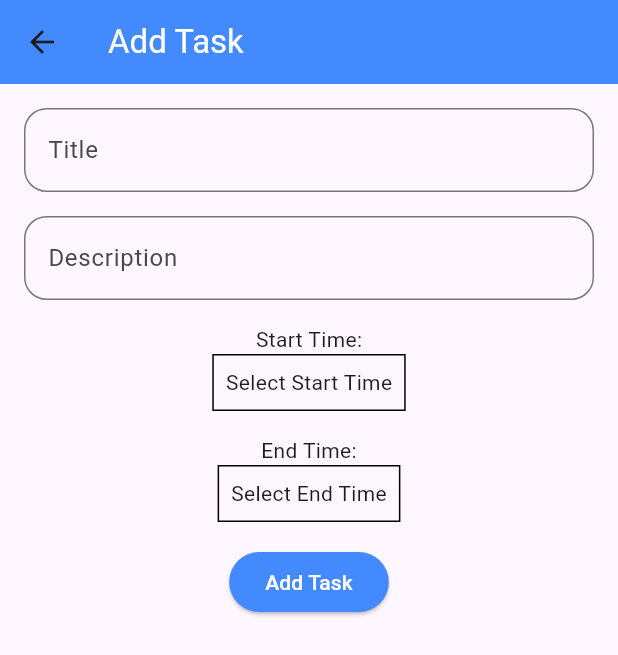
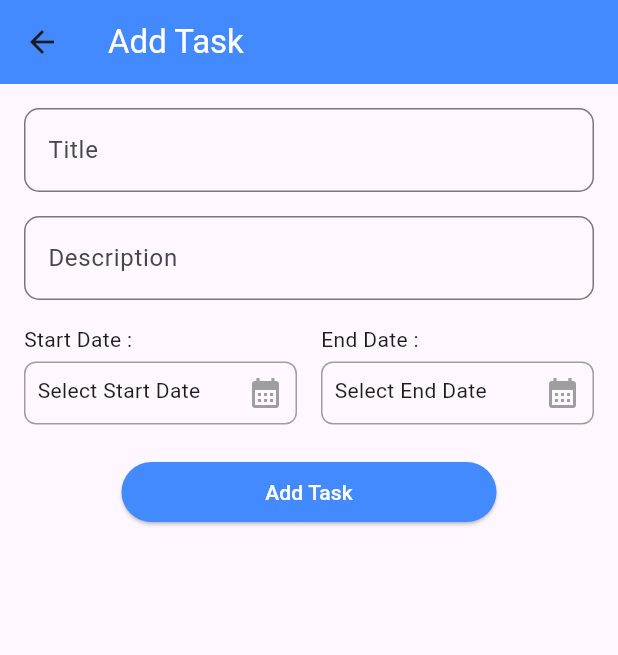
Before and after one commit to roydebasish/daily_tasks, a Flutter app: the AddTaskScreen screen opened directly, on a phone screen of 412 x 824 dp. Shown: the top 655 px of the screen. Run offline on Flutter 3.47's test engine with Material 3 defaults, Android fonts, the phone set to English and light mode, and no system bars; our stand-ins replace sqflite; accounts and stored records are empty.

Commit message:
startDate and endDate picker ui modified

```diff
--- a/lib/screens/add_tasks_screen.dart
+++ b/lib/screens/add_tasks_screen.dart
@@ -34,7 +34,7 @@ class _AddTaskScreenState extends State<AddTaskScreen> {
               controller: _titleController,
               decoration:  InputDecoration(labelText: 'Title',
                   border: OutlineInputBorder(
-                  borderRadius: BorderRadius.circular(15),
+                  borderRadius: BorderRadius.circular(10),
         ),
       ),
             ),
@@ -43,12 +43,19 @@ class _AddTaskScreenState extends State<AddTaskScreen> {
               controller: _descriptionController,
               decoration: InputDecoration(labelText: 'Description',
                 border: OutlineInputBorder(
-                borderRadius: BorderRadius.circular(15),
+                borderRadius: BorderRadius.circular(10),
               ),
               ),
             ),
             const SizedBox(height: 16.0),
-            const Text('Start Time:'),
+            Row(
+              mainAxisAlignment: MainAxisAlignment.spaceEvenly,
+              children: [
+                Expanded(
+                  child: Column(
+                    crossAxisAlignment: CrossAxisAlignment.start,
+                    children: [
+                      const Text('Start Date :'),
                       InkWell(
                         onTap: () async {
                           DateTime? pickedDate = await showDatePicker(
@@ -64,15 +71,38 @@ class _AddTaskScreenState extends State<AddTaskScreen> {
                           }
                         },
                         child: Container(
-                padding: EdgeInsets.all(8.0),
+                          padding: const EdgeInsets.all(8.0),
+                          margin: const EdgeInsets.symmetric(vertical: 5),
                           decoration: BoxDecoration(
-                  border: Border.all(),
+                              border: Border.all(
+                                width: 1.0,
+                                color: Colors.grey,
                               ),
-                child: Text(_startTime?.toLocal().toString().split(' ')[0] ?? 'Select Start Time'),
+                              borderRadius: BorderRadius.circular(8.0)),
+                          child: Row(
+                            crossAxisAlignment: CrossAxisAlignment.start,
+                            children: [
+                              Expanded(
+                                child: Text(_startTime?.toLocal().toString().split(' ')[0] ?? 'Select Start Date'),
+
+                              ),
+                              const Icon(
+                                Icons.calendar_month,
+                                color: Colors.grey,
+                              )
+                            ],
                           ),
                         ),
-            const SizedBox(height: 16.0),
-            const Text('End Time:'),
+                      ),
+                    ],
+                  ),
+                ),
+                const SizedBox(width: 16.0),
+                Expanded(
+                  child: Column(
+                    crossAxisAlignment: CrossAxisAlignment.start,
+                    children: [
+                      const Text('End Date :'),
                       InkWell(
                         onTap: () async {
                           DateTime? pickedDate = await showDatePicker(
@@ -88,13 +118,36 @@ class _AddTaskScreenState extends State<AddTaskScreen> {
                           }
                         },
                         child: Container(
-                padding: EdgeInsets.all(8.0),
+                          padding: const EdgeInsets.all(8.0),
+                          margin: const EdgeInsets.symmetric(vertical: 5),
                           decoration: BoxDecoration(
-                  border: Border.all(),
+                              border: Border.all(
+                                width: 1.0,
+                                color: Colors.grey,
                               ),
-                child: Text(_endTime?.toLocal().toString().split(' ')[0] ?? 'Select End Time'),
+                              borderRadius: BorderRadius.circular(8.0)),
+                          child: Row(
+                            crossAxisAlignment: CrossAxisAlignment.start,
+                            children: [
+                              Expanded(
+                                child: Text(_endTime?.toLocal().toString().split(' ')[0] ?? 'Select End Date'),
+                              ),
+                              const Icon(
+                                Icons.calendar_month,
+                                color: Colors.grey,
+                              )
+                            ],
                           ),
                         ),
+
+
+                      ),
+                    ],
+                  ),
+                ),
+              ],
+            ),
+
             const SizedBox(height: 16.0),
             ElevatedButton(
               onPressed: () async {
@@ -110,6 +163,7 @@ class _AddTaskScreenState extends State<AddTaskScreen> {
               },
               style: ElevatedButton.styleFrom(
                 backgroundColor: Colors.blueAccent,
+                minimumSize: const Size(250, 40),
               ),
               child: const Text('Add Task',style: TextStyle(
                   color: Colors.white
```
Also changed, not shown: lib/widgets/edit_dialog.dart (+63 -11 lines). Lines whose indentation alone changed are shown as unchanged.
